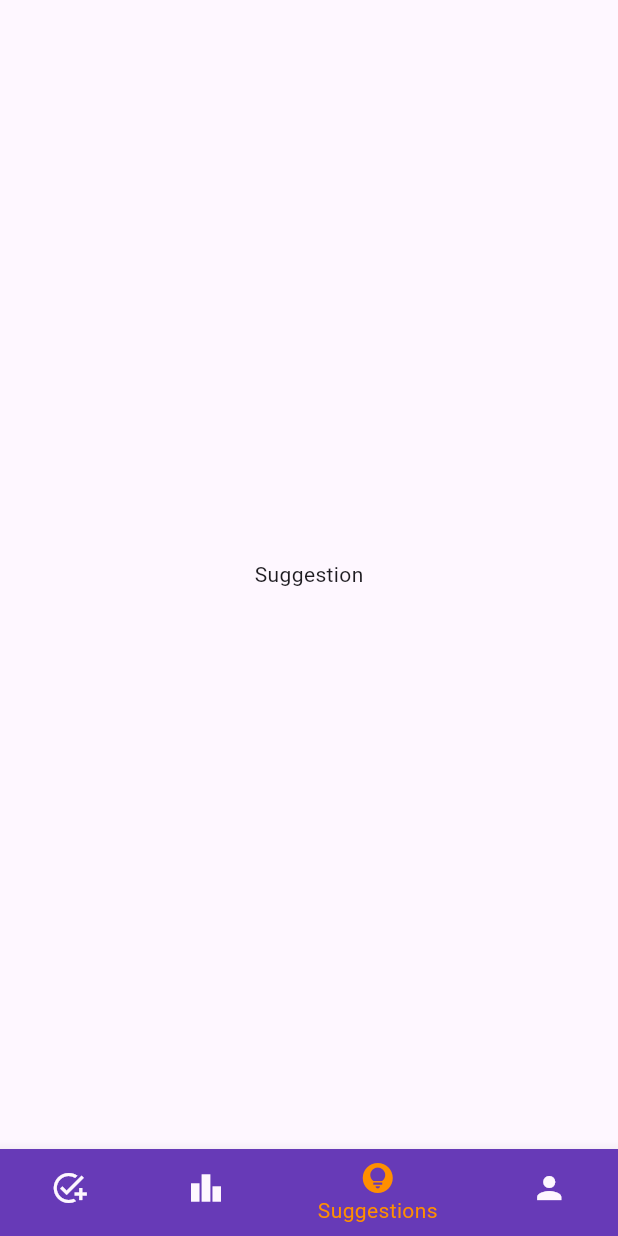
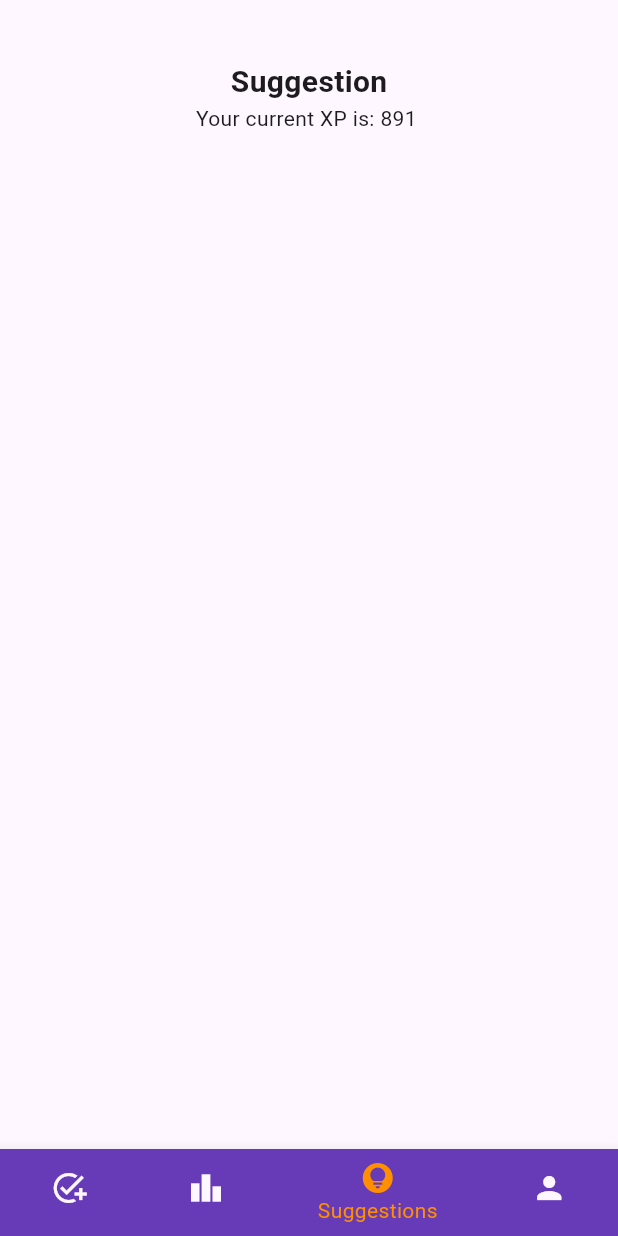
Before and after one commit to unbounded-smarthack/test_app, a Flutter app: the screen it shows after launch, item 3 of the bottom bar chosen, on a phone screen of 412 x 824 dp. Run offline on Flutter 3.47's test engine with Material 2 defaults, Android fonts, the phone set to English and light mode, and no system bars; our stand-ins replace fl_chart, geolocator, location.

Commit message:
Suggestion and Leaderboard page development

```diff
--- a/mobileui/lib/main.dart
+++ b/mobileui/lib/main.dart
@@ -100,7 +100,10 @@ class _MyHomePageState extends State<MyHomePage> {
     // fast, so that you can just rebuild anything that needs updating rather
     // than having to individually change instances of widgets.
     return Scaffold(
-      body: _widgetOptions.elementAt(_selectedIndex),
+      body: SafeArea(child: Padding(
+        padding: const EdgeInsets.symmetric(vertical: 40.0),
+        child: _widgetOptions.elementAt(_selectedIndex),
+      )),
       bottomNavigationBar: BottomNavigationBar(
         items: const <BottomNavigationBarItem>[
           BottomNavigationBarItem(
--- a/mobileui/lib/pages/suggestion.dart
+++ b/mobileui/lib/pages/suggestion.dart
@@ -1,5 +1,7 @@
 import 'package:flutter/cupertino.dart';
+import 'package:flutter/material.dart';
 
+import '../services/suggestionService.dart';
 
 class SuggestionPage extends StatefulWidget {
   const SuggestionPage({Key? key}) : super(key: key);
@@ -9,11 +11,49 @@ class SuggestionPage extends StatefulWidget {
 }
 
 class _SuggestionPageState extends State<SuggestionPage> {
+  List<Trail> trails = [];
+
+  void _getSuggestedTrails() {
+    setState(() {
+      SuggestionService().getTrails().then((value) {
+        value.forEach((element) {
+          trails.add(element);
+        });
+      });
+    });
+  }
+
+  @override
+  void initState() {
+    super.initState();
+    _getSuggestedTrails();
+  }
+
   @override
   Widget build(BuildContext context) {
-    return const CupertinoPageScaffold(
-      child: Center(
-        child: Text("Suggestion"),
+    return Center(
+      child: Column(
+        children: [
+          const Text(
+            "Suggestion",
+            style: TextStyle(
+              fontSize: 20,
+              fontWeight: FontWeight.bold,
+            ),
+          ),
+          FutureBuilder(
+              future: SuggestionService().getXp(),
+              builder: (BuildContext context, AsyncSnapshot<int> snapshot) {
+                if (snapshot.hasData) {
+                  return Text("Your current XP is: ${snapshot.data} ");
+                } else {
+                  return const Text(
+                    "Loading...",
+                    textAlign: TextAlign.center,
+                  );
+                }
+              }),
+        ],
       ),
     );
   }
--- /dev/null
+++ b/mobileui/lib/services/suggestionService.dart
@@ -0,0 +1,66 @@
+//class to handle suggestion service
+
+class SuggestionService {
+
+  Future<int> getXp() async {
+    return 891;
+  }
+
+  Future<List<Trail>> getTrails() async {
+  Trail trail1 = Trail(
+    trailname: "Trail 1",
+    distance: 1.0,
+    elevationGain: 1.0,
+    elevationLoss: 1.0,
+    experience: 1,
+    estimatedDuration: 1,
+  );
+
+  Trail trail2 = Trail(
+    trailname: "Trail 2",
+    distance: 2.0,
+    elevationGain: 2.0,
+    elevationLoss: 2.0,
+    experience: 2,
+    estimatedDuration: 2,
+  );
+
+  Trail trail3 = Trail(
+    trailname: "Trail 3",
+    distance: 3.0,
+    elevationGain: 3.0,
+    elevationLoss: 3.0,
+    experience: 3,
+    estimatedDuration: 3,
+  );
+
+  Trail trail4 = Trail(
+    trailname: "Trail 4",
+    distance: 4.0,
+    elevationGain: 4.0,
+    elevationLoss: 4.0,
+    experience: 4,
+    estimatedDuration: 4,
+  );
+
+  return [trail1, trail2, trail3, trail4];
+  }
+}
+
+class Trail {
+  final String trailname;
+  final double distance;
+  final double elevationGain;
+  final double elevationLoss;
+  final int experience;
+  final int estimatedDuration;
+
+  Trail({
+    required this.trailname,
+    required this.distance,
+    required this.elevationGain,
+    required this.elevationLoss,
+    required this.experience,
+    required this.estimatedDuration,
+  });
+}
```
Also changed, not shown: mobileui/lib/pages/leaderboard.dart (+25 -10 lines).
